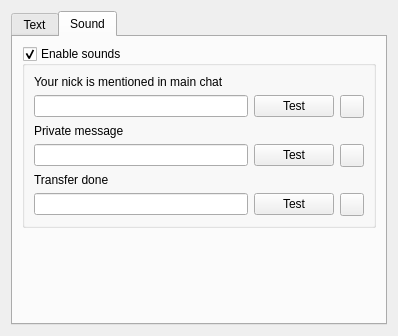
eiskaltdcpp/eiskaltdcpp, file eiskaltdcpp/ui/UISettingsNotification.ui: the form before one commit.
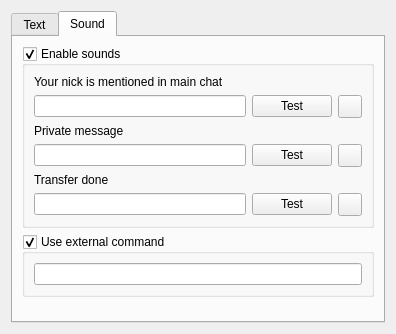
The form after the commit. The open tabs and pages were chosen to show the change.

Commit message: sound notification support (testing)

Patch:
```diff
--- a/eiskaltdcpp/ui/UISettingsNotification.ui
+++ b/eiskaltdcpp/ui/UISettingsNotification.ui
@@ -6,8 +6,8 @@
    <rect>
     <x>0</x>
     <y>0</y>
-    <width>398</width>
-    <height>336</height>
+    <width>396</width>
+    <height>334</height>
    </rect>
   </property>
   <property name="windowTitle">
@@ -202,7 +202,7 @@
          </layout>
         </widget>
        </item>
-       <item row="1" column="0">
+       <item row="2" column="0">
         <spacer name="verticalSpacer_2">
          <property name="orientation">
           <enum>Qt::Vertical</enum>
@@ -215,6 +215,21 @@
          </property>
         </spacer>
        </item>
+       <item row="1" column="0">
+        <widget class="QGroupBox" name="groupBox_SNDCMD">
+         <property name="title">
+          <string>Use external command</string>
+         </property>
+         <property name="checkable">
+          <bool>true</bool>
+         </property>
+         <layout class="QGridLayout" name="gridLayout_6">
+          <item row="0" column="0">
+           <widget class="QLineEdit" name="lineEdit_SNDCMD"/>
+          </item>
+         </layout>
+        </widget>
+       </item>
       </layout>
      </widget>
     </widget>
```
The commit also changes 6 other files.
